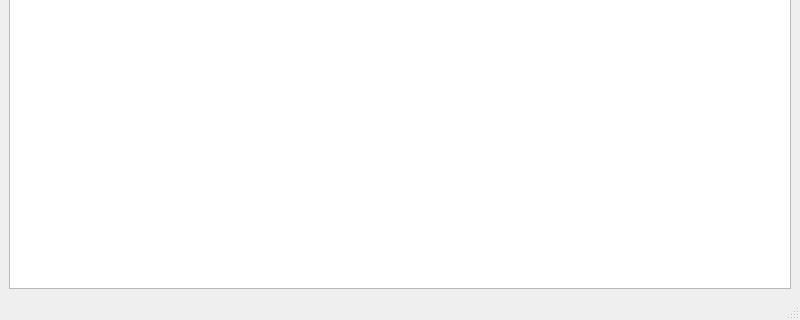
First picture: the form in gui/MainWnd.ui, repository nestal/spaghetti, before the edit; both pictures show x 0 to 800 and y 280 to 600 of the 800 by 600 pixel window.
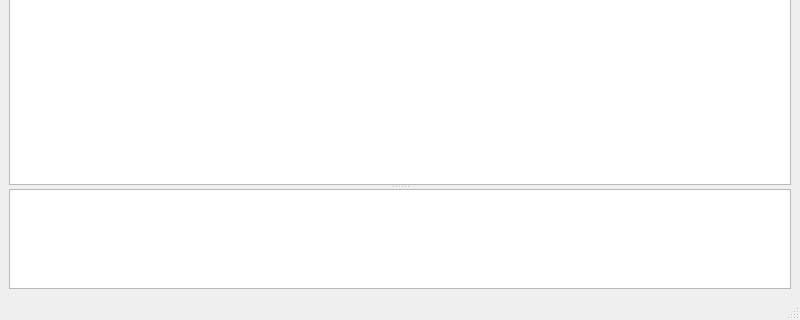
Second picture: the form after the edit.

What changed in the file:
```diff
--- a/gui/MainWnd.ui
+++ b/gui/MainWnd.ui
@@ -16,7 +16,26 @@
   <widget class="QWidget" name="centralwidget">
    <layout class="QHBoxLayout" name="horizontalLayout">
     <item>
-     <widget class="QGraphicsView" name="m_main"/>
+     <widget class="QSplitter" name="splitter">
+      <property name="orientation">
+       <enum>Qt::Vertical</enum>
+      </property>
+      <widget class="QGraphicsView" name="m_main"/>
+      <widget class="QTextEdit" name="textEdit">
+       <property name="sizePolicy">
+        <sizepolicy hsizetype="Expanding" vsizetype="Maximum">
+         <horstretch>0</horstretch>
+         <verstretch>0</verstretch>
+        </sizepolicy>
+       </property>
+       <property name="maximumSize">
+        <size>
+         <width>16777215</width>
+         <height>100</height>
+        </size>
+       </property>
+      </widget>
+     </widget>
     </item>
    </layout>
   </widget>
```
